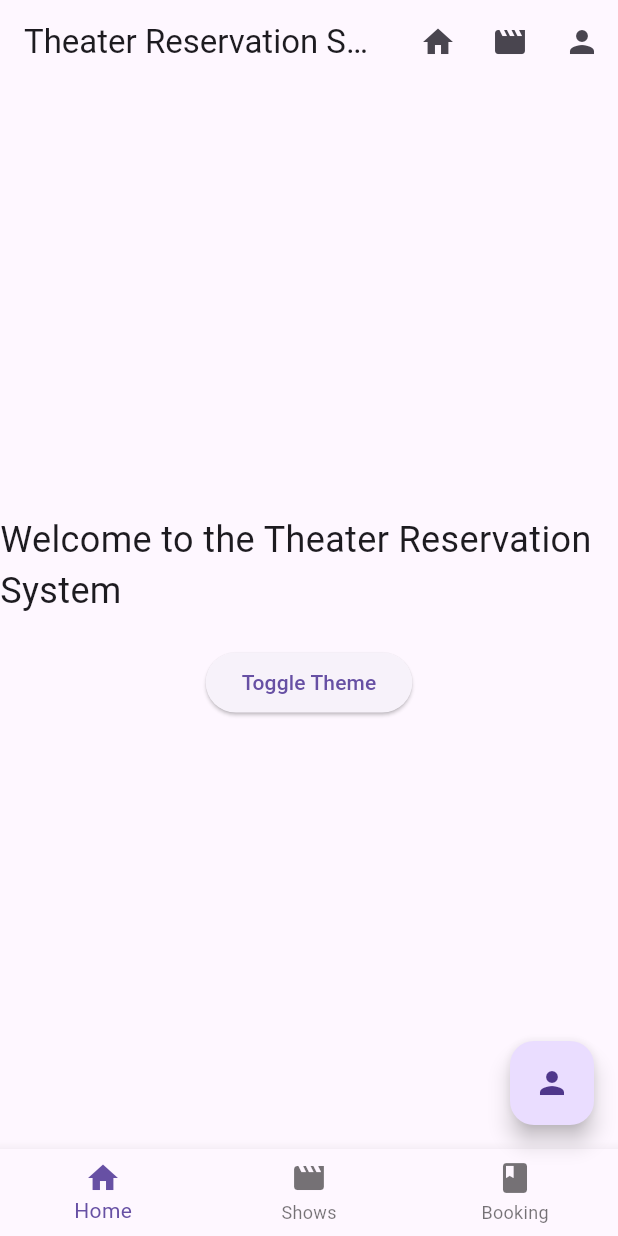
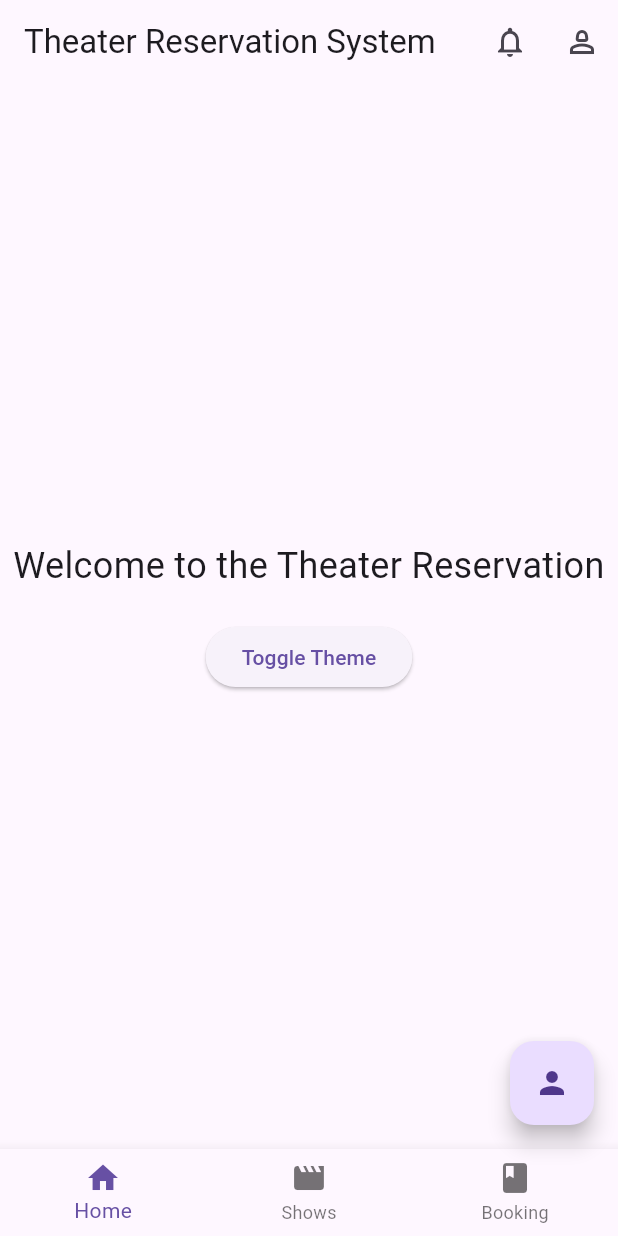
Before and after one commit to Theatre-Reservation/app, a Flutter app: the screen it shows after launch, on a phone screen of 412 x 824 dp. Run offline on Flutter 3.47's test engine with Material 3 defaults, Android fonts, the phone set to English and light mode, and no system bars.

Commit message:
Navbar changes and format readMe

```diff
--- a/lib/components/common/header.dart
+++ b/lib/components/common/header.dart
@@ -9,19 +9,14 @@ class Header extends StatelessWidget implements PreferredSizeWidget {
       title: const Text('Theater Reservation System'),
       actions: <Widget>[
         IconButton(
-          icon: const Icon(Icons.home),
+          icon: const Icon(Icons.notifications_none_outlined),
           onPressed: () {
-            Navigator.pushNamed(context, '/');
+            Navigator.pushNamed(context, '/notifications');
           },
         ),
+
         IconButton(
-          icon: const Icon(Icons.movie),
-          onPressed: () {
-            Navigator.pushNamed(context, '/shows');
-          },
-        ),
-        IconButton(
-          icon: const Icon(Icons.person),
+          icon: const Icon(Icons.person_2_outlined),
           onPressed: () {
             Navigator.pushNamed(context, '/profile');
           },
--- a/lib/pages/home_page.dart
+++ b/lib/pages/home_page.dart
@@ -1,7 +1,7 @@
 import 'package:flutter/material.dart';
 import 'package:provider/provider.dart';
 import 'package:app/components/common/header.dart';
-import 'package:app/components/common/footer.dart';
+// import 'package:app/components/common/footer.dart';
 import 'package:app/providers/theme_provider.dart';
 
 class HomePage extends StatelessWidget {
@@ -15,9 +15,12 @@ class HomePage extends StatelessWidget {
         child: Column(
           mainAxisAlignment: MainAxisAlignment.center,
           children: <Widget>[
-            const Text(
-              'Welcome to the Theater Reservation System',
+            const Center(
+              child: Text(
+              'Welcome to the Theater Reservation',
+              textAlign: TextAlign.center,
               style: TextStyle(fontSize: 24),
+              ),
             ),
             const SizedBox(height: 20),
             ElevatedButton(
```
Also changed, not shown: 1 other file.
